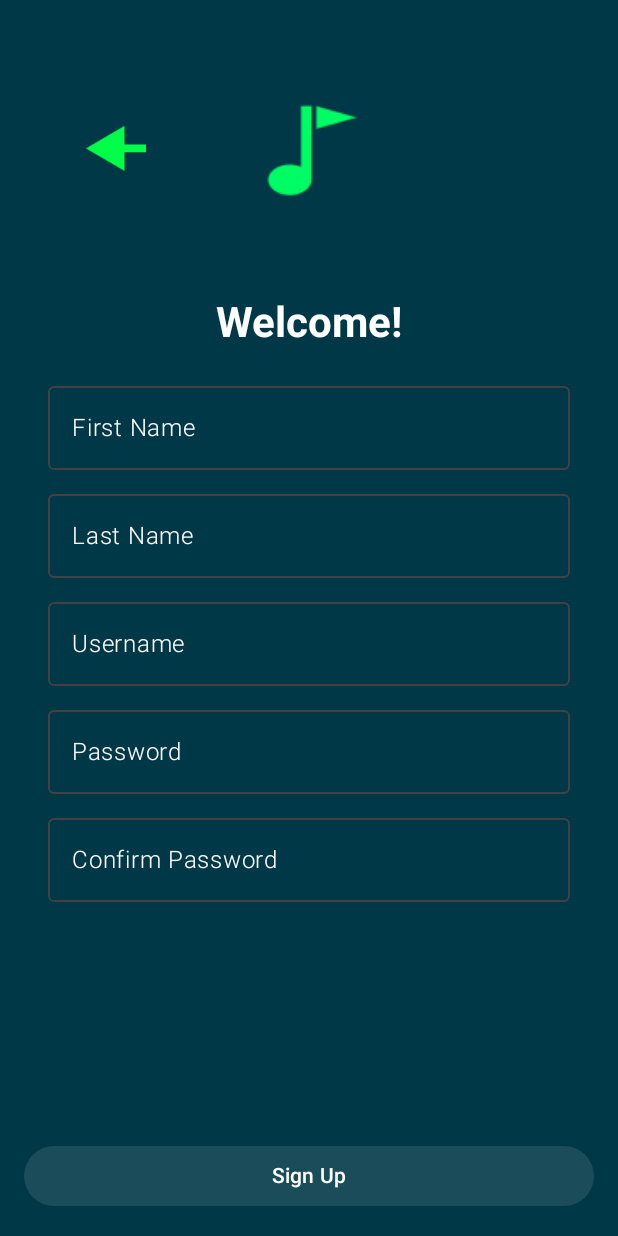
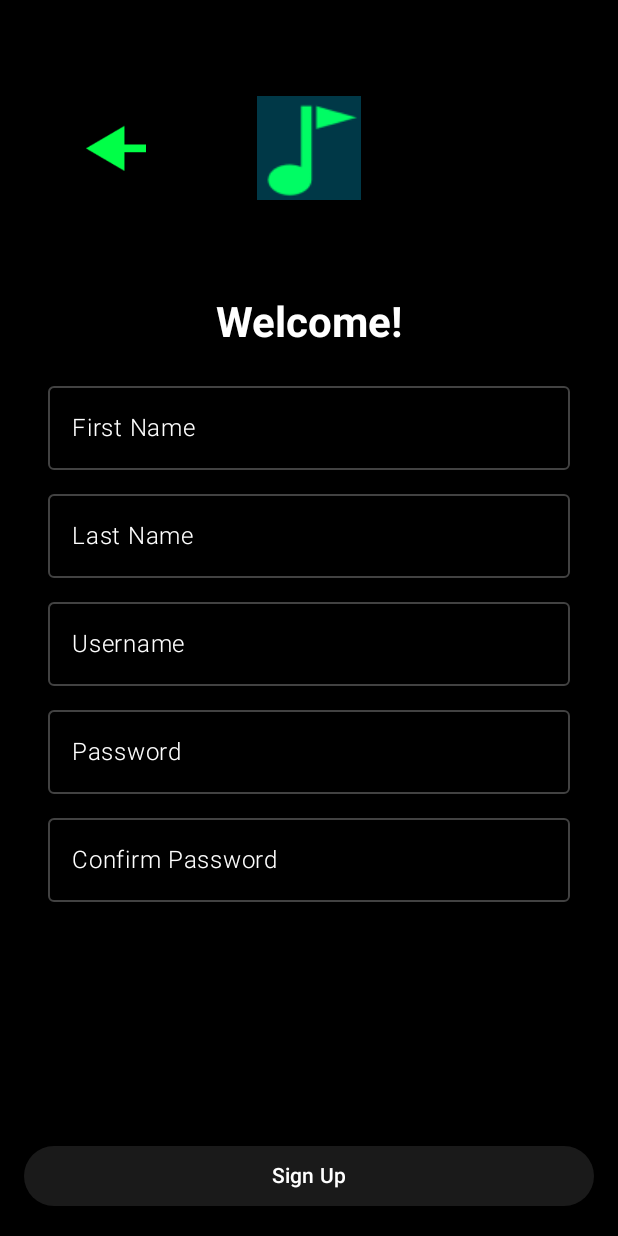
Before and after one commit to JugalC/SE2-App, an Android app built with Jetpack Compose: the screen it shows after launch (SignupActivity), after a tap on "Sign Up", on a phone screen of 412 x 824 dp. Run offline under Robolectric (Android 15) with nearby library versions, the phone set to English and light mode, and no system bars; our stand-ins replace Volley.

Commit message:
Delete colours from activities

```diff
--- a/mobile/app/src/main/java/ca/uwaterloo/tunein/FriendsActivity.kt
+++ b/mobile/app/src/main/java/ca/uwaterloo/tunein/FriendsActivity.kt
@@ -18,7 +18,6 @@ import androidx.compose.material3.Text
 import androidx.compose.runtime.Composable
 import androidx.compose.ui.Alignment
 import androidx.compose.ui.Modifier
-import androidx.compose.ui.graphics.Color
 import androidx.compose.ui.tooling.preview.Preview
 import androidx.compose.ui.unit.dp
 import ca.uwaterloo.tunein.components.Icon
@@ -44,7 +43,6 @@ fun FriendsContent(goBack: () -> Unit) {
     TuneInTheme {
         Surface(
             modifier = Modifier.fillMaxSize(),
-            color = Color(0xFF003847)
         ) {
             Column(
                 modifier = Modifier
--- a/mobile/app/src/main/java/ca/uwaterloo/tunein/LoginActivity.kt
+++ b/mobile/app/src/main/java/ca/uwaterloo/tunein/LoginActivity.kt
@@ -6,8 +6,22 @@ import android.util.Log
 import androidx.activity.ComponentActivity
 import androidx.activity.compose.setContent
 import androidx.compose.foundation.Image
-import androidx.compose.foundation.layout.*
-import androidx.compose.material3.*
+import androidx.compose.foundation.layout.Arrangement
+import androidx.compose.foundation.layout.Column
+import androidx.compose.foundation.layout.Row
+import androidx.compose.foundation.layout.Spacer
+import androidx.compose.foundation.layout.fillMaxSize
+import androidx.compose.foundation.layout.fillMaxWidth
+import androidx.compose.foundation.layout.height
+import androidx.compose.foundation.layout.padding
+import androidx.compose.foundation.layout.size
+import androidx.compose.foundation.layout.width
+import androidx.compose.material3.Button
+import androidx.compose.material3.ButtonDefaults
+import androidx.compose.material3.MaterialTheme
+import androidx.compose.material3.OutlinedTextField
+import androidx.compose.material3.Surface
+import androidx.compose.material3.Text
 import androidx.compose.runtime.Composable
 import androidx.compose.runtime.getValue
 import androidx.compose.runtime.mutableStateOf
@@ -15,13 +29,11 @@ import androidx.compose.runtime.remember
 import androidx.compose.runtime.setValue
 import androidx.compose.ui.Alignment
 import androidx.compose.ui.Modifier
-import androidx.compose.ui.graphics.Color
 import androidx.compose.ui.res.painterResource
 import androidx.compose.ui.text.font.FontWeight
 import androidx.compose.ui.text.input.PasswordVisualTransformation
 import androidx.compose.ui.tooling.preview.Preview
 import androidx.compose.ui.unit.dp
-import androidx.lifecycle.ViewModelProvider
 import ca.uwaterloo.tunein.auth.AuthManager
 import ca.uwaterloo.tunein.ui.theme.TuneInTheme
 import com.android.volley.Request
@@ -105,7 +117,6 @@ fun LoginScreen(
         // A surface container using the 'background' color from the theme
         Surface(
                 modifier = Modifier.fillMaxSize(),
-                color = Color(0xFF003847)
         ) {
             Column(
                     modifier = Modifier
@@ -149,13 +160,11 @@ fun LoginScreen(
                     Text(
                             text = "Welcome Back!",
                             style = MaterialTheme.typography.headlineMedium.copy(fontWeight = FontWeight.Bold),
-                            color = Color.White
                     )
                     Spacer(modifier = Modifier.height(16.dp))
                     Text(
                         text = "Please Log into your existing account",
                         style = MaterialTheme.typography.bodyMedium,
-                        color = Color.White
                     )
                     Spacer(modifier = Modifier.height(8.dp))
                     OutlinedTextField(
@@ -176,7 +185,6 @@ fun LoginScreen(
                     Button(
                         onClick = { handleLogin(loginState) },
                         modifier = Modifier.fillMaxWidth(),
-                        colors = ButtonDefaults.buttonColors(containerColor = Color(0xFF2BC990)),
                         enabled = loginEnabled
                     ) {
                         Text("Log In")
--- a/mobile/app/src/main/java/ca/uwaterloo/tunein/MainActivity.kt
+++ b/mobile/app/src/main/java/ca/uwaterloo/tunein/MainActivity.kt
@@ -1,28 +1,27 @@
 package ca.uwaterloo.tunein
 
+import android.content.Intent
 import android.os.Bundle
 import androidx.activity.ComponentActivity
 import androidx.activity.compose.setContent
 import androidx.compose.foundation.Image
 import androidx.compose.foundation.layout.Column
+import androidx.compose.foundation.layout.Spacer
 import androidx.compose.foundation.layout.fillMaxSize
+import androidx.compose.foundation.layout.fillMaxWidth
+import androidx.compose.foundation.layout.height
+import androidx.compose.foundation.layout.width
+import androidx.compose.material3.Button
+import androidx.compose.material3.Surface
 import androidx.compose.material3.Text
+import androidx.compose.runtime.Composable
+import androidx.compose.ui.Alignment
 import androidx.compose.ui.Modifier
+import androidx.compose.ui.res.painterResource
+import androidx.compose.ui.tooling.preview.Preview
+import androidx.compose.ui.unit.dp
+import ca.uwaterloo.tunein.auth.AuthManager
 import ca.uwaterloo.tunein.ui.theme.TuneInTheme
-import androidx.compose.foundation.layout.*
-import androidx.compose.material3.Button
-import androidx.compose.material3.ButtonDefaults
-import androidx.compose.material3.Surface
-import androidx.compose.ui.Alignment
-import androidx.compose.ui.graphics.Color
-import androidx.compose.ui.res.painterResource
-import androidx.compose.ui.unit.*
-import android.content.Intent
-import android.util.Log
-import androidx.compose.runtime.Composable
-import androidx.compose.ui.tooling.preview.Preview
-import androidx.lifecycle.ViewModelProvider
-import ca.uwaterloo.tunein.auth.AuthManager
 
 class MainActivity : ComponentActivity() {
     override fun onCreate(savedInstanceState: Bundle?) {
@@ -62,7 +61,6 @@ fun MainScreen(handleSignup: () -> Unit, handleLogin: () -> Unit) {
         // A surface container using the 'background' color from the theme
         Surface(
             modifier = Modifier.fillMaxSize(),
-            color = Color(0xFF003847)
         ) {
             Column(horizontalAlignment = Alignment.CenterHorizontally) {
                 Spacer(modifier = Modifier
@@ -77,7 +75,6 @@ fun MainScreen(handleSignup: () -> Unit, handleLogin: () -> Unit) {
                     onClick = {
                         handleLogin()
                     },
-                    colors= ButtonDefaults.buttonColors(containerColor = Color(0xFF00FC64), contentColor = Color.Black),
                     modifier = Modifier.width(192.dp)
                 ) {
                     Text(text = "Log In")
@@ -87,7 +84,6 @@ fun MainScreen(handleSignup: () -> Unit, handleLogin: () -> Unit) {
                     onClick = {
                         handleSignup()
                     },
-                    colors= ButtonDefaults.buttonColors(containerColor = Color(0xFF00FC64), contentColor = Color.Black),
                     modifier = Modifier.width(192.dp)
                 ) {
                     Text(text = "Sign Up")
--- a/mobile/app/src/main/java/ca/uwaterloo/tunein/PostsActivity.kt
+++ b/mobile/app/src/main/java/ca/uwaterloo/tunein/PostsActivity.kt
@@ -15,8 +15,6 @@ import androidx.compose.material.icons.Icons
 import androidx.compose.material.icons.filled.Person
 import androidx.compose.material.icons.filled.Settings
 import androidx.compose.material3.Button
-import androidx.compose.material3.ButtonDefaults
-import androidx.compose.material3.Icon
 import androidx.compose.material3.IconButton
 import androidx.compose.material3.MaterialTheme
 import androidx.compose.material3.Surface
@@ -24,11 +22,11 @@ import androidx.compose.material3.Text
 import androidx.compose.runtime.Composable
 import androidx.compose.ui.Alignment
 import androidx.compose.ui.Modifier
-import androidx.compose.ui.graphics.Color
 import androidx.compose.ui.text.font.FontWeight
 import androidx.compose.ui.tooling.preview.Preview
 import androidx.compose.ui.unit.dp
 import ca.uwaterloo.tunein.auth.AuthManager
+import ca.uwaterloo.tunein.components.Icon
 import ca.uwaterloo.tunein.ui.theme.TuneInTheme
 
 
@@ -69,7 +67,6 @@ fun PostsContent(handleClickFriends: () -> Unit, handleClickSettings: () -> Unit
         // A surface container using the 'background' color from the theme
         Surface(
             modifier = Modifier.fillMaxSize(),
-            color = Color(0xFF003847)
         ) {
             Column(
                 modifier = Modifier
@@ -84,21 +81,19 @@ fun PostsContent(handleClickFriends: () -> Unit, handleClickSettings: () -> Unit
                     verticalAlignment = Alignment.CenterVertically
                 ) {
                     IconButton(onClick = { handleClickFriends() }) {
-                        Icon(Icons.Default.Person, contentDescription = "Friends", tint = Color.White)
+                        Icon(Icons.Default.Person, contentDescription = "Friends")
                     }
                     Text(
                         text = "TuneIn.",
                         style = MaterialTheme.typography.headlineSmall.copy(fontWeight = FontWeight.Bold),
-                        color = Color.White
                     )
                     IconButton(onClick = { handleClickSettings() }) {
-                        Icon(Icons.Default.Settings, contentDescription = "Settings", tint = Color.White)
+                        Icon(Icons.Default.Settings, contentDescription = "Settings")
                     }
                 }
                 Spacer(modifier = Modifier.weight(1f))
                 Button(
                     onClick = { handleLogout() },
-                    colors = ButtonDefaults.buttonColors(containerColor = Color(0xFF2BC990))
                 ) {
                     Text(
                         text = "Log Out"
--- a/mobile/app/src/main/java/ca/uwaterloo/tunein/ProfileActivity.kt
+++ b/mobile/app/src/main/java/ca/uwaterloo/tunein/ProfileActivity.kt
@@ -18,7 +18,6 @@ import androidx.compose.material3.Text
 import androidx.compose.runtime.Composable
 import androidx.compose.ui.Alignment
 import androidx.compose.ui.Modifier
-import androidx.compose.ui.graphics.Color
 import androidx.compose.ui.tooling.preview.Preview
 import androidx.compose.ui.unit.dp
 import ca.uwaterloo.tunein.components.Icon
@@ -44,7 +43,6 @@ fun ProfileContent(goBack: () -> Unit) {
     TuneInTheme {
         Surface(
             modifier = Modifier.fillMaxSize(),
-            color = Color(0xFF003847)
         ) {
             Column(
                 modifier = Modifier
--- a/mobile/app/src/main/java/ca/uwaterloo/tunein/SignupActivity.kt
+++ b/mobile/app/src/main/java/ca/uwaterloo/tunein/SignupActivity.kt
@@ -6,8 +6,22 @@ import android.util.Log
 import androidx.activity.ComponentActivity
 import androidx.activity.compose.setContent
 import androidx.compose.foundation.Image
-import androidx.compose.foundation.layout.*
-import androidx.compose.material3.*
+import androidx.compose.foundation.layout.Arrangement
+import androidx.compose.foundation.layout.Column
+import androidx.compose.foundation.layout.Row
+import androidx.compose.foundation.layout.Spacer
+import androidx.compose.foundation.layout.fillMaxSize
+import androidx.compose.foundation.layout.fillMaxWidth
+import androidx.compose.foundation.layout.height
+import androidx.compose.foundation.layout.padding
+import androidx.compose.foundation.layout.size
+import androidx.compose.foundation.layout.width
+import androidx.compose.material3.Button
+import androidx.compose.material3.ButtonDefaults
+import androidx.compose.material3.MaterialTheme
+import androidx.compose.material3.OutlinedTextField
+import androidx.compose.material3.Surface
+import androidx.compose.material3.Text
 import androidx.compose.runtime.Composable
 import androidx.compose.runtime.getValue
 import androidx.compose.runtime.mutableStateOf
@@ -15,20 +29,17 @@ import androidx.compose.runtime.remember
 import androidx.compose.runtime.setValue
 import androidx.compose.ui.Alignment
 import androidx.compose.ui.Modifier
-import androidx.compose.ui.graphics.Color
 import androidx.compose.ui.res.painterResource
 import androidx.compose.ui.text.font.FontWeight
 import androidx.compose.ui.text.input.PasswordVisualTransformation
 import androidx.compose.ui.tooling.preview.Preview
 import androidx.compose.ui.unit.dp
+import ca.uwaterloo.tunein.auth.AuthManager
 import ca.uwaterloo.tunein.ui.theme.TuneInTheme
 import com.android.volley.Request
 import com.android.volley.toolbox.JsonObjectRequest
 import com.android.volley.toolbox.Volley
 import org.json.JSONObject
-import androidx.compose.foundation.verticalScroll
-import androidx.compose.foundation.rememberScrollState
-import ca.uwaterloo.tunein.auth.AuthManager
 
 data class SignupState(
     var username: String = "",
@@ -127,13 +138,10 @@ fun SignupScreen(
         // A surface container using the 'background' color from the theme
         Surface(
                 modifier = Modifier.fillMaxSize(),
-                color = Color(0xFF003847)
         ) {
-            var scrollState = rememberScrollState()
             Column(
                     modifier = Modifier
                         .fillMaxSize()
-                        .verticalScroll(scrollState)
                         .padding(16.dp),
                     horizontalAlignment = Alignment.CenterHorizontally,
                     verticalArrangement = Arrangement.SpaceBetween
@@ -172,28 +180,27 @@ fun SignupScreen(
                     Spacer(modifier = Modifier.height(64.dp))
                     Text(
                             text = "Welcome!",
-                            style = MaterialTheme.typography.headlineMedium.copy(fontWeight = FontWeight.Bold, color = Color.White),
-                            color = Color.White
+                            style = MaterialTheme.typography.headlineMedium.copy(fontWeight = FontWeight.Bold),
                     )
                     Spacer(modifier = Modifier.height(16.dp))
                     OutlinedTextField(
                             value = signupState.firstName,
                             onValueChange = { signupState = signupState.copy(firstName = it) },
-                            label = { Text(text = "First Name", color = Color.White, fontWeight = FontWeight.Light) },
+                            label = { Text(text = "First Name", fontWeight = FontWeight.Light) },
                             modifier = Modifier.fillMaxWidth()
                     )
                     Spacer(modifier = Modifier.height(8.dp))
                     OutlinedTextField(
                             value = signupState.lastName,
                             onValueChange = { signupState = signupState.copy(lastName = it) },
-                            label = { Text(text = "Last Name", color = Color.White, fontWeight = FontWeight.Light) },
+                            label = { Text(text = "Last Name", fontWeight = FontWeight.Light) },
                             modifier = Modifier.fillMaxWidth()
                     )
                     Spacer(modifier = Modifier.height(8.dp))
                     OutlinedTextField(
                             value = signupState.username,
                             onValueChange = { signupState = signupState.copy(username = it) },
-                            label = { Text(text = "Username", color = Color.White, fontWeight = FontWeight.Light) },
+                            label = { Text(text = "Username", fontWeight = FontWeight.Light) },
                             modifier = Modifier.fillMaxWidth()
                     )
                     Spacer(modifier = Modifier.height(8.dp))
@@ -201,7 +208,7 @@ fun SignupScreen(
                             value = signupState.password,
                             onValueChange = { signupState = signupState.copy(password = it) },
                             visualTransformation = PasswordVisualTransformation(),
-                            label = { Text(text = "Password", color = Color.White, fontWeight = FontWeight.Light) },
+                            label = { Text(text = "Password", fontWeight = FontWeight.Light) },
                             modifier = Modifier.fillMaxWidth()
                     )
                     Spacer(modifier = Modifier.height(8.dp))
@@ -209,7 +216,7 @@ fun SignupScreen(
                             value = signupState.confirmPassword,
                             onValueChange = { signupState = signupState.copy(confirmPassword = it) },
                             visualTransformation = PasswordVisualTransformation(),
-                            label = { Text(text = "Confirm Password", color = Color.White, fontWeight = FontWeight.Light) },
+                            label = { Text(text = "Confirm Password", fontWeight = FontWeight.Light) },
                             modifier = Modifier.fillMaxWidth()
                     )
                     Spacer(modifier = Modifier.height(16.dp))
@@ -217,7 +224,6 @@ fun SignupScreen(
                 Button(
                         onClick = { handleSignup(signupState) },
                         modifier = Modifier.fillMaxWidth(),
-                        colors = ButtonDefaults.buttonColors(containerColor = Color(0xFF2BC990)),
                         enabled = signupEnabled
                 ) {
                     Text("Sign Up")
--- a/mobile/app/src/main/java/ca/uwaterloo/tunein/SpotifyConnectActivity.kt
+++ b/mobile/app/src/main/java/ca/uwaterloo/tunein/SpotifyConnectActivity.kt
@@ -19,14 +19,12 @@ import androidx.compose.foundation.layout.padding
 import androidx.compose.foundation.layout.size
 import androidx.compose.foundation.layout.width
 import androidx.compose.material3.Button
-import androidx.compose.material3.ButtonDefaults
 import androidx.compose.material3.MaterialTheme
 import androidx.compose.material3.Surface
 import androidx.compose.material3.Text
 import androidx.compose.runtime.Composable
 import androidx.compose.ui.Alignment
 import androidx.compose.ui.Modifier
-import androidx.compose.ui.graphics.Color
 import androidx.compose.ui.res.painterResource
 import androidx.compose.ui.text.font.FontWeight
 import androidx.compose.ui.tooling.preview.Preview
@@ -122,7 +120,6 @@ fun SpotifyConnectScreen( initiateSpotifyConnect: () -> Unit, handleLogout: () -
         // A surface container using the 'background' color from the theme
         Surface(
             modifier = Modifier.fillMaxSize(),
-            color = Color(0xFF003847)
         ) {
             Column(
             modifier = Modifier
@@ -147,7 +144,6 @@ fun SpotifyConnectScreen( initiateSpotifyConnect: () -> Unit, handleLogout: () -
                 Text(
                     text = "Click the button below to connect to Spotify",
                     style = MaterialTheme.typography.titleMedium.copy(fontWeight = FontWeight.Bold),
-                    color = Color.White
                 )
                 Spacer(modifier = Modifier.height(64.dp))
                 Button(
@@ -157,14 +153,12 @@ fun SpotifyConnectScreen( initiateSpotifyConnect: () -> Unit, handleLogout: () -
                     modifier = Modifier
                         .fillMaxWidth()
                         .height(60.dp),
-                    colors = ButtonDefaults.buttonColors(containerColor = Color(0xFF00FF64))
                 ) {
                     Text(text = "Connect to Spotify")
                 }
                 Spacer(modifier = Modifier.weight(1f))
                 Button(
                     onClick = { handleLogout() },
-                    colors = ButtonDefaults.buttonColors(containerColor = Color(0xFF00FC64))
                 ) {
                     Text(
                         text = "Log Out"
--- a/mobile/app/src/main/java/ca/uwaterloo/tunein/ui/theme/Theme.kt
+++ b/mobile/app/src/main/java/ca/uwaterloo/tunein/ui/theme/Theme.kt
@@ -16,23 +16,23 @@ private val DarkColors = darkColorScheme(
     onSecondary = Color1.TextWhite,
     secondaryContainer = Color1.LightGreen,
     onSecondaryContainer = Color1.TextWhite,
-    tertiary = Color1.DarkGray,
+    tertiary = Color.Black,
     onTertiary = Color1.TextWhite,
-    tertiaryContainer = Color1.MediumGray,
+    tertiaryContainer = Color.Black,
     onTertiaryContainer = Color1.TextWhite,
     error = Color(0xFFCF6679),
     errorContainer = Color(0xFFFFEBEE),
     onError = Color1.TextWhite,
     onErrorContainer = Color1.TextWhite,
-    background = Color1.DarkGray,
+    background = Color.Black,
     onBackground = Color1.TextWhite,
-    surface = Color1.MediumGray,
+    surface = Color.Black,
     onSurface = Color1.TextWhite,
     surfaceVariant = Color1.LightGray,
     onSurfaceVariant = Color1.TextWhite,
     outline = Color(0xFF424242),
     inverseOnSurface = Color1.TextWhite,
-    inverseSurface = Color1.DarkGray,
+    inverseSurface = Color.Black,
     inversePrimary = Color1.LightGreen,
     surfaceTint = Color(0xFF80CBC4),
     outlineVariant = Color(0xFFBDBDBD),
--- a/mobile/app/src/main/java/ca/uwaterloo/tunein/ui/theme/Type.kt
+++ b/mobile/app/src/main/java/ca/uwaterloo/tunein/ui/theme/Type.kt
@@ -1,34 +1,26 @@
 package ca.uwaterloo.tunein.ui.theme
 
 import androidx.compose.material3.Typography
-import androidx.compose.ui.text.TextStyle
-import androidx.compose.ui.text.font.FontFamily
-import androidx.compose.ui.text.font.FontWeight
-import androidx.compose.ui.unit.sp
 
-// Set of Material typography styles to start with
+private val defaultTypography = Typography()
 val Typography = Typography(
-    bodyLarge = TextStyle(
-        fontFamily = FontFamily.Default,
-        fontWeight = FontWeight.Normal,
-        fontSize = 16.sp,
-        lineHeight = 24.sp,
-        letterSpacing = 0.5.sp,
-        color = Color.TextWhite,
-    ),
-    titleLarge = TextStyle(
-        fontFamily = FontFamily.Default,
-        fontWeight = FontWeight.Normal,
-        fontSize = 22.sp,
-        lineHeight = 28.sp,
-        letterSpacing = 0.sp
-    ),
-    labelSmall = TextStyle(
-        fontFamily = FontFamily.Default,
-        fontWeight = FontWeight.Medium,
-        fontSize = 11.sp,
-        lineHeight = 16.sp,
-        letterSpacing = 0.5.sp,
-        color = Color.TextWhite,
-    )
+    displayLarge = defaultTypography.displayLarge.copy(color = Color.TextWhite),
+    displayMedium = defaultTypography.displayMedium.copy(color = Color.TextWhite),
+    displaySmall = defaultTypography.displaySmall.copy(color = Color.TextWhite),
+
+    headlineLarge = defaultTypography.headlineLarge.copy(color = Color.TextWhite),
+    headlineMedium = defaultTypography.headlineMedium.copy(color = Color.TextWhite),
+    headlineSmall = defaultTypography.headlineSmall.copy(color = Color.TextWhite),
+
+    titleLarge = defaultTypography.titleLarge.copy(color = Color.TextWhite),
+    titleMedium = defaultTypography.titleMedium.copy(color = Color.TextWhite),
+    titleSmall = defaultTypography.titleSmall.copy(color = Color.TextWhite),
+
+    bodyLarge = defaultTypography.bodyLarge.copy(color = Color.TextWhite),
+    bodyMedium = defaultTypography.bodyMedium.copy(color = Color.TextWhite),
+    bodySmall = defaultTypography.bodySmall.copy(color = Color.TextWhite),
+
+    labelLarge = defaultTypography.labelLarge.copy(color = Color.TextWhite),
+    labelMedium = defaultTypography.labelMedium.copy(color = Color.TextWhite),
+    labelSmall = defaultTypography.labelSmall.copy(color = Color.TextWhite)
 )
```
